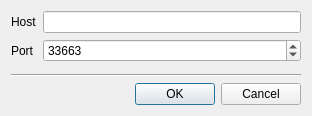
Qt form stock/desktop/options.ui (igormironchik/stock) before a commit.
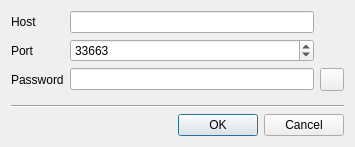
The same form after that commit. Icons and pictures are not drawn.

What changed in the file:
```diff
--- a/stock/desktop/options.ui
+++ b/stock/desktop/options.ui
@@ -6,8 +6,8 @@
    <rect>
     <x>0</x>
     <y>0</y>
-    <width>312</width>
-    <height>116</height>
+    <width>355</width>
+    <height>147</height>
    </rect>
   </property>
   <property name="windowTitle">
@@ -46,6 +46,31 @@
        </property>
       </widget>
      </item>
+     <item row="2" column="0">
+      <widget class="QLabel" name="label_3">
+       <property name="text">
+        <string>Password</string>
+       </property>
+      </widget>
+     </item>
+     <item row="2" column="1">
+      <widget class="QLineEdit" name="m_password">
+       <property name="echoMode">
+        <enum>QLineEdit::Password</enum>
+       </property>
+      </widget>
+     </item>
+     <item row="2" column="2">
+      <widget class="QToolButton" name="m_showHidePwd">
+       <property name="text">
+        <string/>
+       </property>
+       <property name="icon">
+        <iconset resource="resources.qrc">
+         <normaloff>:/img/layer-visible-on_16x16.png</normaloff>:/img/layer-visible-on_16x16.png</iconset>
+       </property>
+      </widget>
+     </item>
     </layout>
    </item>
    <item>
@@ -69,6 +94,21 @@
     </widget>
    </item>
    <item>
+    <layout class="QHBoxLayout" name="horizontalLayout">
+     <item>
+      <spacer name="horizontalSpacer">
+       <property name="orientation">
+        <enum>Qt::Horizontal</enum>
+       </property>
+       <property name="sizeHint" stdset="0">
+        <size>
+         <width>40</width>
+         <height>20</height>
+        </size>
+       </property>
+      </spacer>
+     </item>
+     <item>
     <widget class="QDialogButtonBox" name="buttonBox">
      <property name="orientation">
       <enum>Qt::Horizontal</enum>
@@ -79,6 +119,8 @@
     </widget>
    </item>
   </layout>
+   </item>
+  </layout>
  </widget>
  <resources/>
  <connections>
```
Left out of the diff: 6 changed lines with no effect on the pictures. Lines whose indentation alone changed are shown as unchanged.
